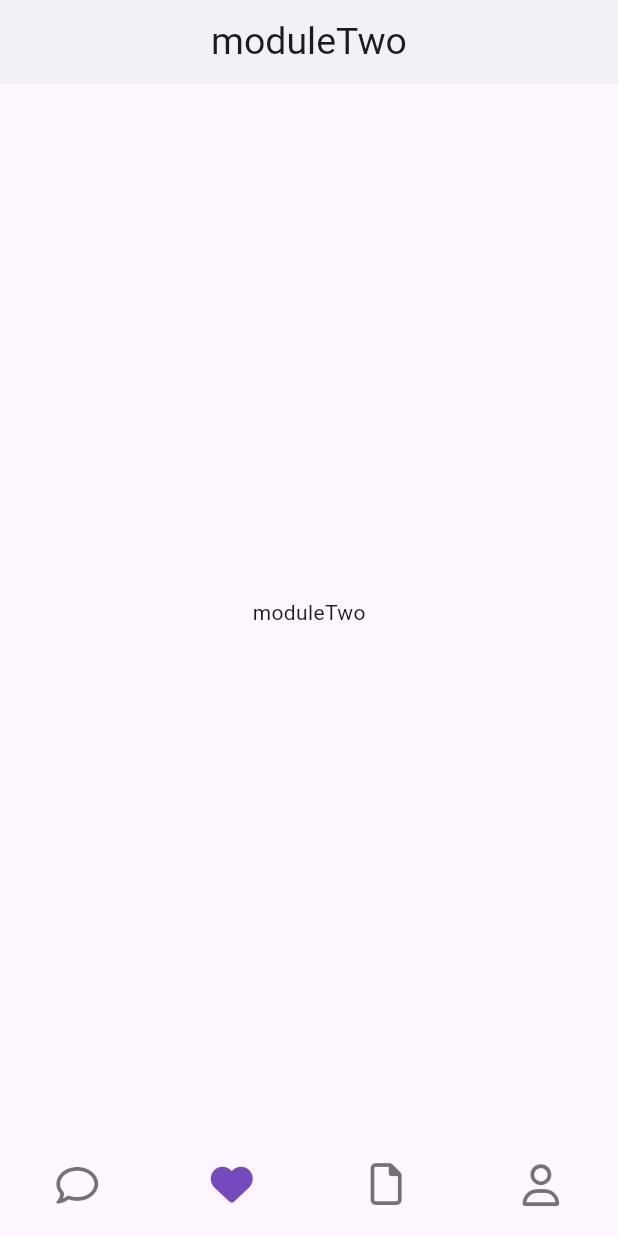
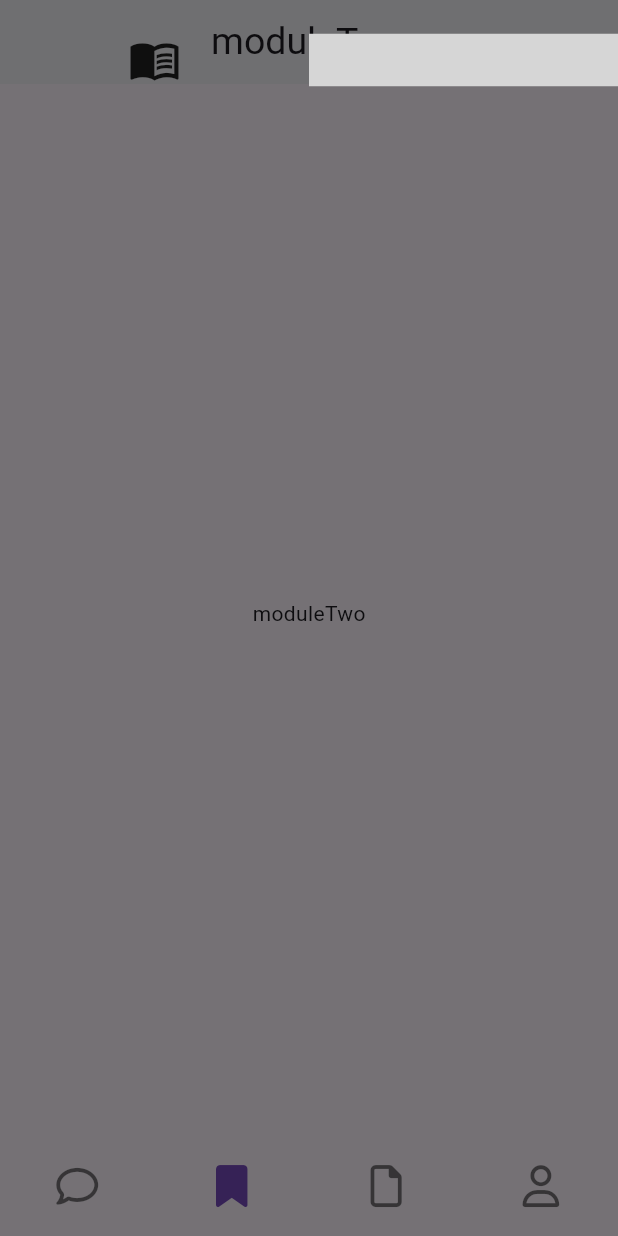
Before and after one commit to liangchuying/standard-template, a Flutter app: the screen it shows after launch, with the side drawer open (before the commit the screen has no drawer), on a phone screen of 412 x 824 dp. Run offline on Flutter 3.47's test engine with Material 3 defaults, Android fonts, the phone set to English and light mode, and no system bars; our stand-ins replace flutter_svg, font_awesome_flutter, get, styled_widget; grey boxes are pictures that could not be loaded.

Commit message:
feat: drawer add

```diff
--- /dev/null
+++ b/lib/app/modules/home/components/drawer/drawer_view.dart
@@ -0,0 +1,45 @@
+import 'package:flutter/material.dart';
+import 'package:luid/extension/string_extension.dart';
+import 'package:styled_widget/styled_widget.dart';
+import 'package:flutter_svg/flutter_svg.dart';
+
+import '../../../../../config/AppSizes.dart';
+
+class Drewer extends StatefulWidget {
+  const Drewer({super.key});
+
+  @override
+  State<Drewer> createState() => _DrewerState();
+}
+
+class _DrewerState extends State<Drewer> {
+  @override
+  Widget build(BuildContext context) {
+    return SafeArea(
+      child: [
+        SizedBox(
+          height: 80,
+          child: [
+            Expanded(
+                flex: 1,
+                child: Icon(
+                  Icons.menu_book,
+                  size: AppSizes.size35,
+                )),
+            Expanded(
+                flex: 1,
+                child: SvgPicture.asset(
+                  'sweep'.assetsPathHome,
+                  height: AppSizes.size35,
+                  width: AppSizes.size35,
+                )),
+          ].toRow(),
+        ),
+        // Expanded(
+        //     child: SingleChildScrollView(
+        //   child: [].toColumn(),
+        // )),
+      ].toColumn(),
+    );
+  }
+}
--- a/lib/app/modules/home/components/navigation_bar.dart
+++ b/lib/app/modules/home/components/navigation_bar.dart
@@ -45,13 +45,13 @@ class _NavigationBarsState extends State<NavigationBars> {
                   activeIcon: NavIcon(icon: FontAwesomeIcons.solidComment),
                   label: '信息'),
               BottomNavigationBarItem(
-                  icon: NavIcon(icon: FontAwesomeIcons.heart),
-                  activeIcon: NavIcon(icon: FontAwesomeIcons.solidHeart),
-                  label: ''),
+                  icon: NavIcon(icon: FontAwesomeIcons.bookmark),
+                  activeIcon: NavIcon(icon: FontAwesomeIcons.solidBookmark),
+                  label: '收藏'),
               BottomNavigationBarItem(
                   icon: NavIcon(icon: FontAwesomeIcons.file),
                   activeIcon: NavIcon(icon: FontAwesomeIcons.solidFile),
-                  label: ''),
+                  label: '文件'),
               BottomNavigationBarItem(
                   icon: NavIcon(icon: FontAwesomeIcons.user),
                   activeIcon: NavIcon(icon: FontAwesomeIcons.userLarge),
--- a/lib/app/modules/home/views/home_view.dart
+++ b/lib/app/modules/home/views/home_view.dart
@@ -2,6 +2,7 @@ import 'package:flutter/material.dart';
 import 'package:get/get.dart';
 
 import '../../../modules/home/components/navigation_bar.dart';
+import '../components/drawer/drawer_view.dart';
 import '../controllers/home_controller.dart';
 
 import '../../../modules/home/components/module_one/index_view.dart';
@@ -32,6 +33,7 @@ class HomeView extends GetView<HomeController> {
         children: listPage,
       ),
       bottomNavigationBar: NavigationBars(),
+      drawer: Drewer(),
     );
   }
 }
--- /dev/null
+++ b/lib/extension/string_extension.dart
@@ -0,0 +1,3 @@
+extension AssetsPath on String {
+  String get assetsPathHome => 'assets/home/$this';
+}
--- a/pubspec.yaml
+++ b/pubspec.yaml
@@ -12,6 +12,7 @@ dependencies:
   flutter:
     sdk: flutter
   font_awesome_flutter: ^10.7.0
+  flutter_svg: ^2.0.10+1
 
 dev_dependencies:
   flutter_lints: 4.0.0
```
Also changed, not shown: assets/home/sweep.svg (added).
